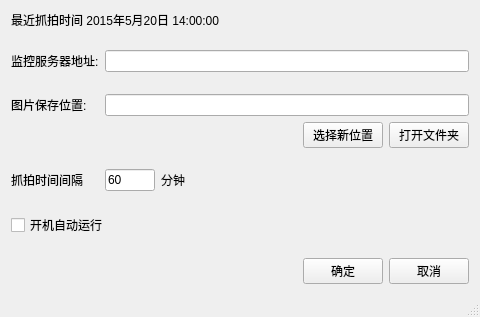
Above: work/picsave/picsave/picsave.ui from thinkingl/thinkingl-code-lib before the change. Below: the same form after it.
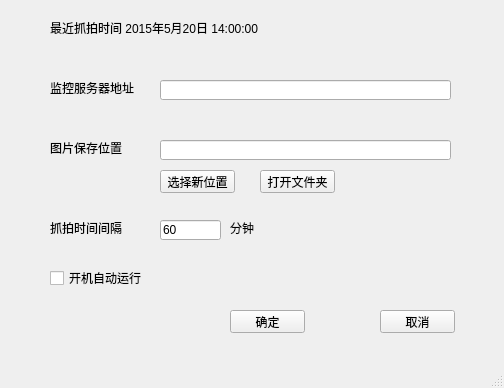
That is the form after the change.

Commit message: 增加最后抓拍时间提示.

```diff
--- a/work/picsave/picsave/picsave.ui
+++ b/work/picsave/picsave/picsave.ui
@@ -6,250 +6,177 @@
    <rect>
     <x>0</x>
     <y>0</y>
-    <width>480</width>
-    <height>317</height>
+    <width>504</width>
+    <height>388</height>
    </rect>
   </property>
   <property name="windowTitle">
    <string>图片抓拍助手</string>
   </property>
   <widget class="QWidget" name="centralWidget">
-   <layout class="QGridLayout" name="gridLayout_3">
-    <item row="0" column="0">
-     <layout class="QGridLayout" name="gridLayout_2">
-      <item row="8" column="1">
-       <layout class="QHBoxLayout" name="horizontalLayout_3">
-        <item>
-         <widget class="QLineEdit" name="lineEditElapse">
-          <property name="sizePolicy">
-           <sizepolicy hsizetype="Fixed" vsizetype="Fixed">
-            <horstretch>50</horstretch>
-            <verstretch>0</verstretch>
-           </sizepolicy>
-          </property>
-          <property name="maximumSize">
-           <size>
-            <width>50</width>
-            <height>16777215</height>
-           </size>
-          </property>
-          <property name="baseSize">
-           <size>
-            <width>50</width>
-            <height>0</height>
-           </size>
-          </property>
-          <property name="text">
-           <string>60</string>
-          </property>
-         </widget>
-        </item>
-        <item>
-         <widget class="QLabel" name="labelMin">
-          <property name="text">
-           <string>分钟</string>
-          </property>
-         </widget>
-        </item>
-        <item>
-         <spacer name="horizontalSpacer_3">
-          <property name="orientation">
-           <enum>Qt::Horizontal</enum>
-          </property>
-          <property name="sizeHint" stdset="0">
-           <size>
-            <width>95</width>
-            <height>20</height>
-           </size>
-          </property>
-         </spacer>
-        </item>
-       </layout>
-      </item>
-      <item row="6" column="1">
-       <layout class="QHBoxLayout" name="horizontalLayout_2">
-        <item>
-         <spacer name="horizontalSpacer">
-          <property name="orientation">
-           <enum>Qt::Horizontal</enum>
-          </property>
-          <property name="sizeHint" stdset="0">
-           <size>
-            <width>108</width>
-            <height>20</height>
-           </size>
-          </property>
-         </spacer>
-        </item>
-        <item>
-         <widget class="QPushButton" name="pushButtonChooseNewDir">
-          <property name="text">
-           <string>选择新位置</string>
-          </property>
-         </widget>
-        </item>
-        <item>
-         <widget class="QPushButton" name="pushButtonOpenDir">
-          <property name="text">
-           <string>打开文件夹</string>
-          </property>
-         </widget>
-        </item>
-       </layout>
-      </item>
-      <item row="0" column="0" colspan="2">
-       <widget class="QLabel" name="label_5">
-        <property name="text">
-         <string>最近抓拍时间 2015年5月20日 14:00:00</string>
-        </property>
-       </widget>
-      </item>
-      <item row="5" column="1">
-       <widget class="QLineEdit" name="lineEditPicDir"/>
-      </item>
-      <item row="7" column="1">
-       <spacer name="verticalSpacer_5">
-        <property name="orientation">
-         <enum>Qt::Vertical</enum>
-        </property>
-        <property name="sizeHint" stdset="0">
-         <size>
-          <width>20</width>
-          <height>40</height>
-         </size>
-        </property>
-       </spacer>
-      </item>
-      <item row="10" column="0" colspan="2">
-       <widget class="QCheckBox" name="checkBoxAutoRun">
-        <property name="text">
-         <string>开机自动运行</string>
-        </property>
-       </widget>
-      </item>
-      <item row="4" column="0">
-       <spacer name="verticalSpacer_3">
-        <property name="orientation">
-         <enum>Qt::Vertical</enum>
-        </property>
-        <property name="sizeHint" stdset="0">
-         <size>
-          <width>20</width>
-          <height>40</height>
-         </size>
-        </property>
-       </spacer>
-      </item>
-      <item row="9" column="0">
-       <spacer name="verticalSpacer_4">
-        <property name="orientation">
-         <enum>Qt::Vertical</enum>
-        </property>
-        <property name="sizeHint" stdset="0">
-         <size>
-          <width>20</width>
-          <height>40</height>
-         </size>
-        </property>
-       </spacer>
-      </item>
-      <item row="8" column="0">
-       <widget class="QLabel" name="labelSnapshotElapse">
-        <property name="text">
-         <string>抓拍时间间隔</string>
-        </property>
-       </widget>
-      </item>
-      <item row="2" column="0">
-       <spacer name="verticalSpacer">
-        <property name="orientation">
-         <enum>Qt::Vertical</enum>
-        </property>
-        <property name="sizeHint" stdset="0">
-         <size>
-          <width>20</width>
-          <height>20</height>
-         </size>
-        </property>
-       </spacer>
-      </item>
-      <item row="11" column="0">
-       <spacer name="verticalSpacer_2">
-        <property name="orientation">
-         <enum>Qt::Vertical</enum>
-        </property>
-        <property name="sizeHint" stdset="0">
-         <size>
-          <width>20</width>
-          <height>40</height>
-         </size>
-        </property>
-       </spacer>
-      </item>
-      <item row="12" column="0" colspan="2">
-       <layout class="QHBoxLayout" name="horizontalLayout_4">
-        <item>
-         <spacer name="horizontalSpacer_2">
-          <property name="orientation">
-           <enum>Qt::Horizontal</enum>
-          </property>
-          <property name="sizeHint" stdset="0">
-           <size>
-            <width>108</width>
-            <height>20</height>
-           </size>
-          </property>
-         </spacer>
-        </item>
-        <item>
-         <widget class="QPushButton" name="pushButtonOK">
-          <property name="text">
-           <string>确定</string>
-          </property>
-         </widget>
-        </item>
-        <item>
-         <widget class="QPushButton" name="pushButtonCancel">
-          <property name="text">
-           <string>取消</string>
-          </property>
-         </widget>
-        </item>
-       </layout>
-      </item>
-      <item row="3" column="1">
-       <widget class="QLineEdit" name="lineEditServerAddr"/>
-      </item>
-      <item row="3" column="0">
-       <widget class="QLabel" name="labelServerAddr">
-        <property name="text">
-         <string>监控服务器地址:</string>
-        </property>
-       </widget>
-      </item>
-      <item row="5" column="0">
-       <widget class="QLabel" name="labelPicDir">
-        <property name="text">
-         <string>图片保存位置:</string>
-        </property>
-       </widget>
-      </item>
-      <item row="1" column="0">
-       <spacer name="verticalSpacer_6">
-        <property name="orientation">
-         <enum>Qt::Vertical</enum>
-        </property>
-        <property name="sizeHint" stdset="0">
-         <size>
-          <width>20</width>
-          <height>40</height>
-         </size>
-        </property>
-       </spacer>
-      </item>
-     </layout>
-    </item>
-   </layout>
+   <widget class="QLabel" name="labelServerAddr">
+    <property name="geometry">
+     <rect>
+      <x>50</x>
+      <y>80</y>
+      <width>101</width>
+      <height>16</height>
+     </rect>
+    </property>
+    <property name="text">
+     <string>监控服务器地址</string>
+    </property>
+   </widget>
+   <widget class="QLineEdit" name="lineEditServerAddr">
+    <property name="geometry">
+     <rect>
+      <x>160</x>
+      <y>80</y>
+      <width>291</width>
+      <height>20</height>
+     </rect>
+    </property>
+   </widget>
+   <widget class="QLabel" name="labelPicDir">
+    <property name="geometry">
+     <rect>
+      <x>50</x>
+      <y>140</y>
+      <width>101</width>
+      <height>16</height>
+     </rect>
+    </property>
+    <property name="text">
+     <string>图片保存位置</string>
+    </property>
+   </widget>
+   <widget class="QLineEdit" name="lineEditPicDir">
+    <property name="geometry">
+     <rect>
+      <x>160</x>
+      <y>140</y>
+      <width>291</width>
+      <height>20</height>
+     </rect>
+    </property>
+   </widget>
+   <widget class="QLabel" name="labelSnapshotElapse">
+    <property name="geometry">
+     <rect>
+      <x>50</x>
+      <y>220</y>
+      <width>101</width>
+      <height>16</height>
+     </rect>
+    </property>
+    <property name="text">
+     <string>抓拍时间间隔</string>
+    </property>
+   </widget>
+   <widget class="QLineEdit" name="lineEditElapse">
+    <property name="geometry">
+     <rect>
+      <x>160</x>
+      <y>220</y>
+      <width>61</width>
+      <height>20</height>
+     </rect>
+    </property>
+    <property name="text">
+     <string>60</string>
+    </property>
+   </widget>
+   <widget class="QLabel" name="labelMin">
+    <property name="geometry">
+     <rect>
+      <x>230</x>
+      <y>220</y>
+      <width>101</width>
+      <height>16</height>
+     </rect>
+    </property>
+    <property name="text">
+     <string>分钟</string>
+    </property>
+   </widget>
+   <widget class="QLabel" name="labelState">
+    <property name="geometry">
+     <rect>
+      <x>50</x>
+      <y>20</y>
+      <width>401</width>
+      <height>16</height>
+     </rect>
+    </property>
+    <property name="text">
+     <string>最近抓拍时间 2015年5月20日 14:00:00</string>
+    </property>
+   </widget>
+   <widget class="QPushButton" name="pushButtonOpenDir">
+    <property name="geometry">
+     <rect>
+      <x>260</x>
+      <y>170</y>
+      <width>75</width>
+      <height>23</height>
+     </rect>
+    </property>
+    <property name="text">
+     <string>打开文件夹</string>
+    </property>
+   </widget>
+   <widget class="QPushButton" name="pushButtonChooseNewDir">
+    <property name="geometry">
+     <rect>
+      <x>160</x>
+      <y>170</y>
+      <width>75</width>
+      <height>23</height>
+     </rect>
+    </property>
+    <property name="text">
+     <string>选择新位置</string>
+    </property>
+   </widget>
+   <widget class="QPushButton" name="pushButtonOK">
+    <property name="geometry">
+     <rect>
+      <x>230</x>
+      <y>310</y>
+      <width>75</width>
+      <height>23</height>
+     </rect>
+    </property>
+    <property name="text">
+     <string>确定</string>
+    </property>
+   </widget>
+   <widget class="QPushButton" name="pushButtonCancel">
+    <property name="geometry">
+     <rect>
+      <x>380</x>
+      <y>310</y>
+      <width>75</width>
+      <height>23</height>
+     </rect>
+    </property>
+    <property name="text">
+     <string>取消</string>
+    </property>
+   </widget>
+   <widget class="QCheckBox" name="checkBoxAutoRun">
+    <property name="geometry">
+     <rect>
+      <x>50</x>
+      <y>270</y>
+      <width>301</width>
+      <height>16</height>
+     </rect>
+    </property>
+    <property name="text">
+     <string>开机自动运行</string>
+    </property>
+   </widget>
   </widget>
   <widget class="QStatusBar" name="statusBar"/>
  </widget>
```
Left out of the diff: 2 changed lines with no effect on the pictures. The commit also changes 3 other files.
